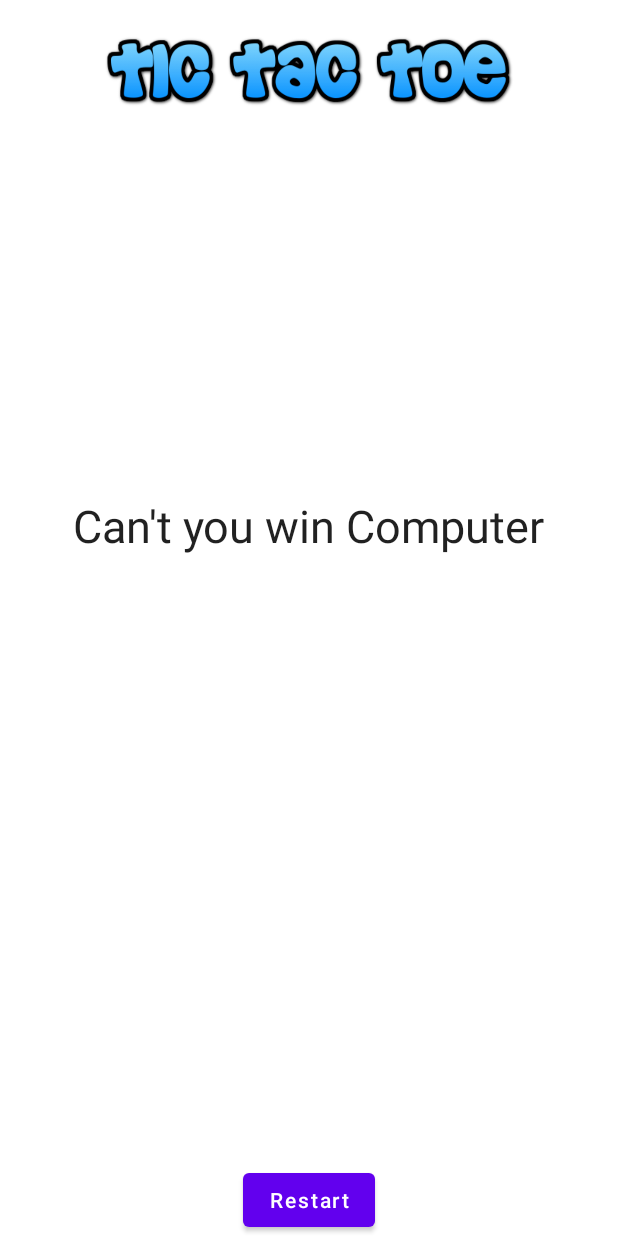
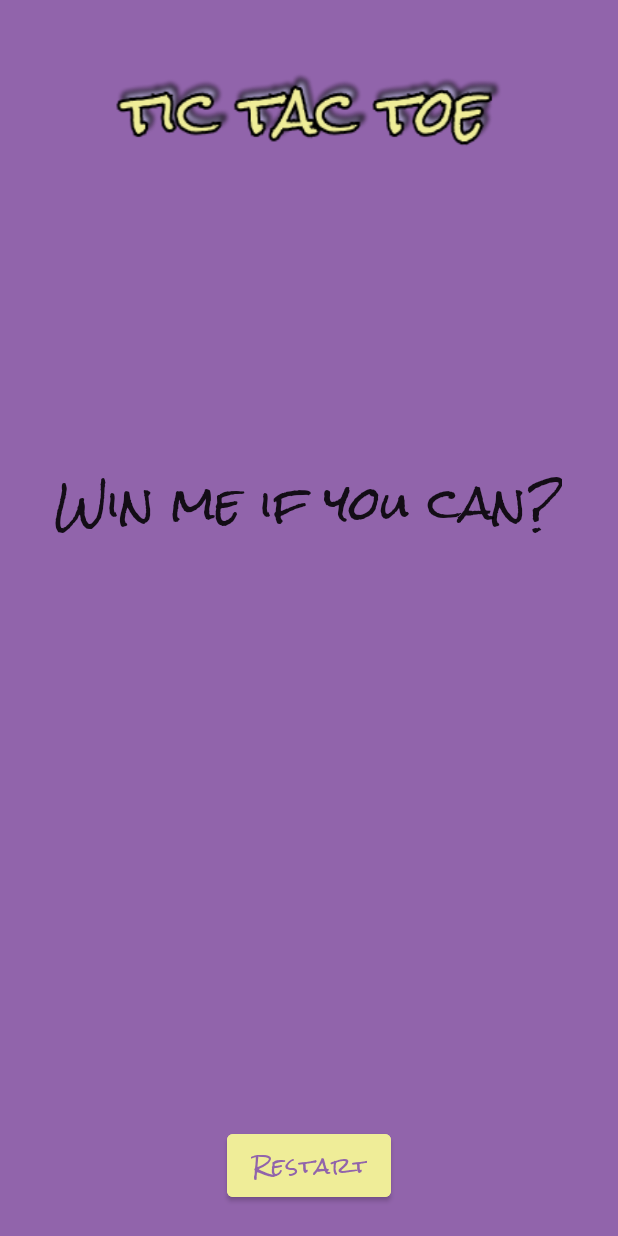
Before and after one commit to leminhduc1202/TicTacToeGames, an Android app: the layout activity_main.xml on its own in the app's theme, with its tools: preview values and no code run, on a phone screen of 412 x 824 dp. Run offline under Robolectric (Android 15) with nearby library versions, the phone set to English and light mode, and no system bars.

Commit message:
update ui

```diff
--- a/app/src/main/AndroidManifest.xml
+++ b/app/src/main/AndroidManifest.xml
@@ -4,9 +4,9 @@
 
     <application
         android:allowBackup="true"
-        android:icon="@mipmap/ic_launcher"
+        android:icon="@drawable/ic_logo"
         android:label="@string/app_name"
-        android:roundIcon="@mipmap/ic_launcher_round"
+        android:roundIcon="@drawable/ic_logo"
         android:supportsRtl="true"
         android:theme="@style/Theme.TicTacToe">
         <activity
--- a/app/src/main/res/layout/activity_main.xml
+++ b/app/src/main/res/layout/activity_main.xml
@@ -3,25 +3,27 @@
     xmlns:tools="http://schemas.android.com/tools"
     android:layout_width="match_parent"
     android:layout_height="match_parent"
-    tools:context=".MainActivity">
+    tools:context=".MainActivity"
+    android:background="@color/wisteria">
 
     <ImageView
-        android:background="@drawable/app_name"
         android:id="@+id/img_view_name"
-        android:layout_width="280dp"
-        android:layout_height="55dp"
+        android:layout_width="match_parent"
+        android:layout_height="wrap_content"
         android:layout_alignParentTop="true"
         android:layout_centerHorizontal="true"
-        android:layout_marginTop="20dp" />
+        android:layout_marginTop="20dp"
+        android:background="@drawable/bg_header" />
 
     <TextView
-        android:layout_marginBottom="25dp"
         android:id="@+id/tv_result"
         android:layout_width="wrap_content"
         android:layout_height="wrap_content"
         android:layout_above="@id/gl_board"
         android:layout_centerHorizontal="true"
-        android:text="Can't you win Computer"
+        android:layout_marginBottom="25dp"
+        android:fontFamily="@font/rock_salt"
+        android:text="@string/main_title"
         android:textAppearance="@style/TextAppearance.AppCompat.Headline"
         android:textSize="30sp" />
 
@@ -37,12 +39,16 @@
         android:useDefaultMargins="true" />
 
     <Button
+        android:textColor="@color/wisteria"
+        android:backgroundTint="@color/primrose"
         android:id="@+id/bt_restart"
         android:layout_width="wrap_content"
         android:layout_height="wrap_content"
         android:layout_alignParentBottom="true"
         android:layout_centerHorizontal="true"
-        android:text="Restart"
+        android:layout_marginBottom="20dp"
+        android:fontFamily="@font/rock_salt"
+        android:text="@string/restart"
         android:textAllCaps="false" />
 
 </RelativeLayout>
--- a/app/src/main/res/values/colors.xml
+++ b/app/src/main/res/values/colors.xml
@@ -7,4 +7,7 @@
     <color name="teal_700">#FF018786</color>
     <color name="black">#FF000000</color>
     <color name="white">#FFFFFFFF</color>
+    <color name="wisteria">#9164AB</color>
+    <color name="primrose">#EFED98</color>
+
 </resources>
--- a/app/src/main/res/values/strings.xml
+++ b/app/src/main/res/values/strings.xml
@@ -1,3 +1,9 @@
 <resources>
     <string name="app_name">Tic Tac Toe</string>
+    <string name="main_title">Win me if you can?</string>
+    <string name="restart">Restart</string>
+    <string name="you_won">You Won</string>
+    <string name="computer_won">Computer Won</string>
+    <string name="game_draw">Game Draw</string>
+
 </resources>
```
Also changed, not shown: app/src/main/java/com/mdapp/tictactoe/MainActivity.kt (+6 -6 lines), app/src/main/res/drawable/bg_header.png (added), app/src/main/res/drawable/ic_logo.png (added), app/src/main/res/drawable/ic_o.png (added), app/src/main/res/drawable/ic_x.png (added), app/src/main/res/font/rock_salt.ttf (added).
